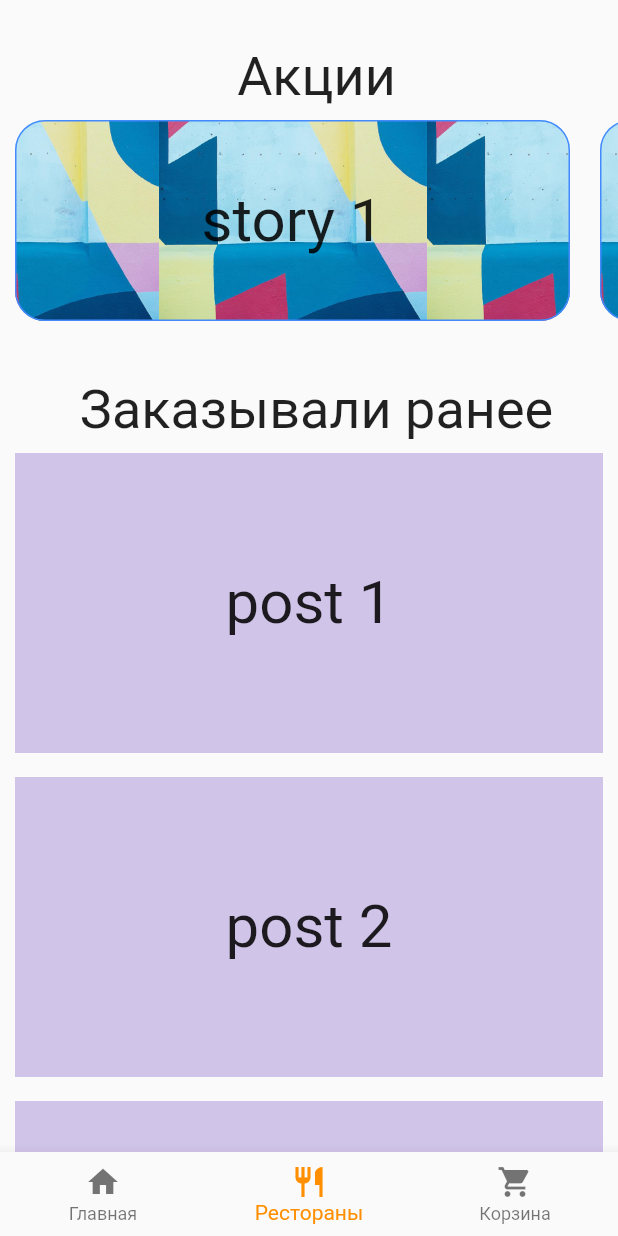
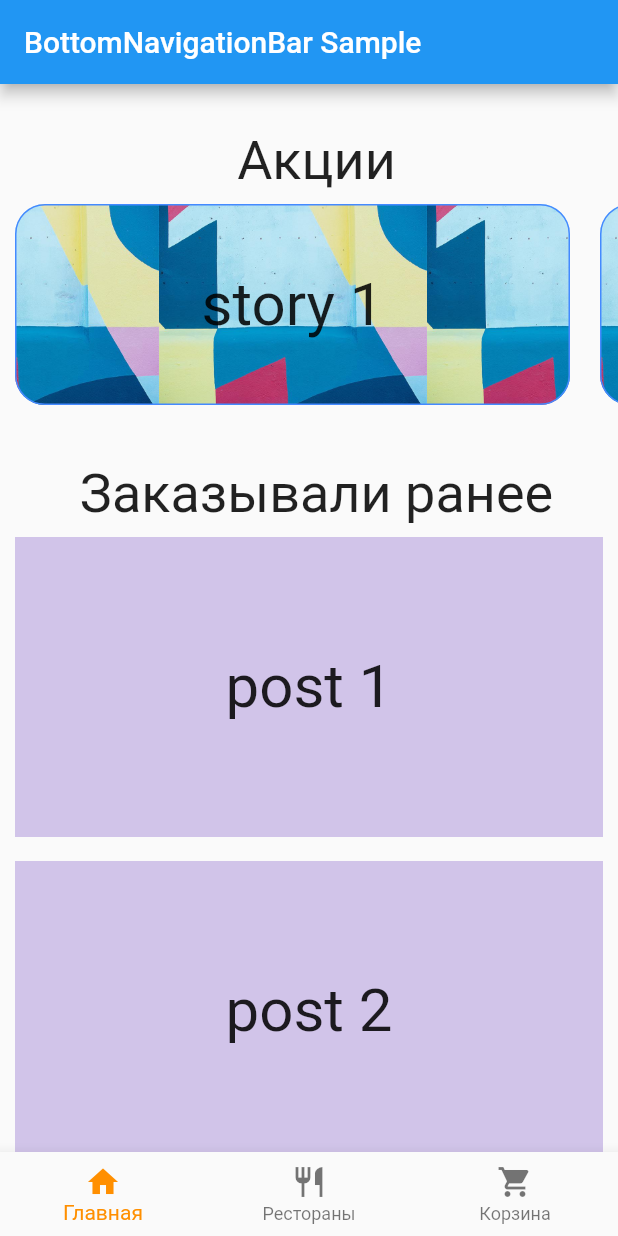
Before and after one commit to IvanDvur/laba_crossplatform, a Flutter app: the screen it shows after launch, on a phone screen of 412 x 824 dp. Run offline on Flutter 3.47's test engine with Material 2 defaults, Android fonts, the phone set to English and light mode, and no system bars; our stand-ins replace google_fonts.

Commit message:
ADD ALL PAGES

```diff
--- a/lib/main.dart
+++ b/lib/main.dart
@@ -1,6 +1,8 @@
 import 'package:flutter/material.dart';
 import 'package:lab_crossplatform/screen_2_main/screen_2.dart';
 import 'package:lab_crossplatform/screen_3_reustarants/screen_3_page.dart';
+
+import 'main/screen_all.dart';
 
 // ignore_for_file: prefer_const_constructors
 //Функция зупускающая приложение
@@ -19,7 +21,7 @@ class MyApp extends StatelessWidget {
         primaryColor: const Color(0xFF2196f3),
         canvasColor: const Color(0xFFfafafa),
       ),
-      home: MainScreen(),
+      home: MainScreenAllPagesWidget(),
     );
   }
 }
--- /dev/null
+++ b/lib/main/screen_all.dart
@@ -0,0 +1,64 @@
+// Главный экран
+import 'package:flutter/material.dart';
+import 'package:lab_crossplatform/screen_2_main/Data/carusel_main.dart';
+import 'package:lab_crossplatform/screen_2_main/Data/circle_main.dart';
+import 'package:lab_crossplatform/screen_2_main/Data/square_main.dart';
+
+import '../screen_2_main/screen_2.dart';
+import '../screen_3_reustarants/screen_3_page.dart';
+import '../screen_4_cart/screen_4.dart';
+
+class MainScreenAllPagesWidget extends StatefulWidget {
+  const MainScreenAllPagesWidget({Key? key}) : super(key: key);
+
+  @override
+  State<MainScreenAllPagesWidget> createState() => MainScreenAllPages();
+}
+
+class MainScreenAllPages extends State<MainScreenAllPagesWidget> {
+
+  int _selectedIndex = 0;
+  static const TextStyle optionStyle =
+  TextStyle(fontSize: 30, fontWeight: FontWeight.bold);
+  static const List<Widget> _widgetOptions = <Widget>[
+    TwoScreen(),
+    ThirdScreen(),
+    ScreenFourPage(),
+  ];
+
+  void _onItemTapped(int index) {
+    setState(() {
+      _selectedIndex = index;
+    });
+  }
+
+  @override
+  Widget build(BuildContext context) {
+    return Scaffold(
+      appBar: AppBar(
+        title: const Text('BottomNavigationBar Sample'),
+      ),
+      body: Center(
+        child: _widgetOptions.elementAt(_selectedIndex),
+      ),
+      bottomNavigationBar: BottomNavigationBar(
+        items: const <BottomNavigationBarItem>[
+          BottomNavigationBarItem(
+              icon: Icon(Icons.home),
+              label: 'Главная'
+          ),
+          BottomNavigationBarItem(
+            icon: Icon(Icons.restaurant_outlined),
+            label: 'Рестораны',
+          ),
+          BottomNavigationBarItem(
+            icon: Icon(Icons.shopping_cart),
+            label: 'Корзина',
+          )
+        ],
+        currentIndex: _selectedIndex,
+        selectedItemColor: Colors.amber[800],
+        onTap: _onItemTapped,      ),
+    );
+  }
+}
--- a/lib/screen_2_main/screen_2.dart
+++ b/lib/screen_2_main/screen_2.dart
@@ -4,7 +4,14 @@ import 'package:lab_crossplatform/screen_2_main/Data/carusel_main.dart';
 import 'package:lab_crossplatform/screen_2_main/Data/circle_main.dart';
 import 'package:lab_crossplatform/screen_2_main/Data/square_main.dart';
 
-class MainScreen extends StatelessWidget {
+class TwoScreen extends StatefulWidget {
+  const TwoScreen({Key? key}) : super(key: key);
+
+  @override
+  State<TwoScreen> createState() => MainScreenPage_2();
+}
+
+class MainScreenPage_2 extends State<TwoScreen> {
 
   final List _posts = [
     'post 1',
@@ -66,26 +73,6 @@ class MainScreen extends StatelessWidget {
             ],
           )
       ),
-
-
-      bottomNavigationBar: BottomNavigationBar(
-        onTap: (index) {
-            _current_index = index;
-        },
-        currentIndex: _current_index,
-        items: const <BottomNavigationBarItem>[
-          BottomNavigationBarItem(icon: Icon(Icons.home), label: 'Главная'),
-          BottomNavigationBarItem(
-            icon: Icon(Icons.restaurant_outlined),
-            label: 'Рестораны',
-          ),
-          BottomNavigationBarItem(
-            icon: Icon(Icons.shopping_cart),
-            label: 'Корзина',
-          )
-        ],
-        selectedItemColor: Colors.amber[800],
-      ),
     );
   }
 }
```
Also changed, not shown: lib/screen_3_reustarants/screen_3_page.dart (+1 -22 lines), lib/screen_4_cart/screen_4.dart (+18 -29 lines).
